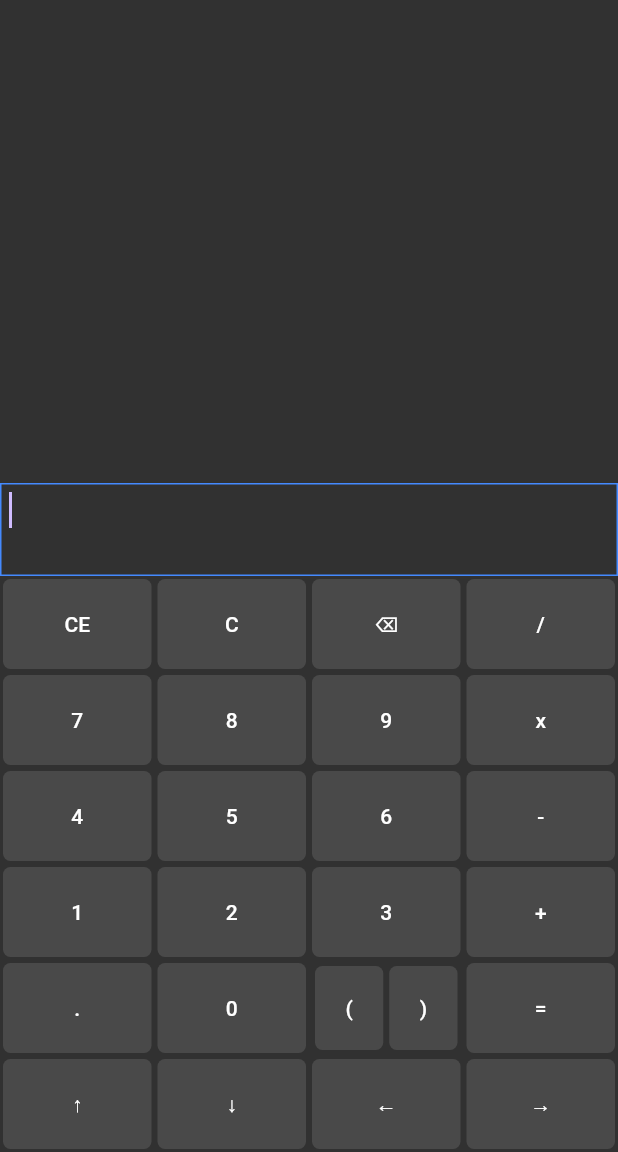
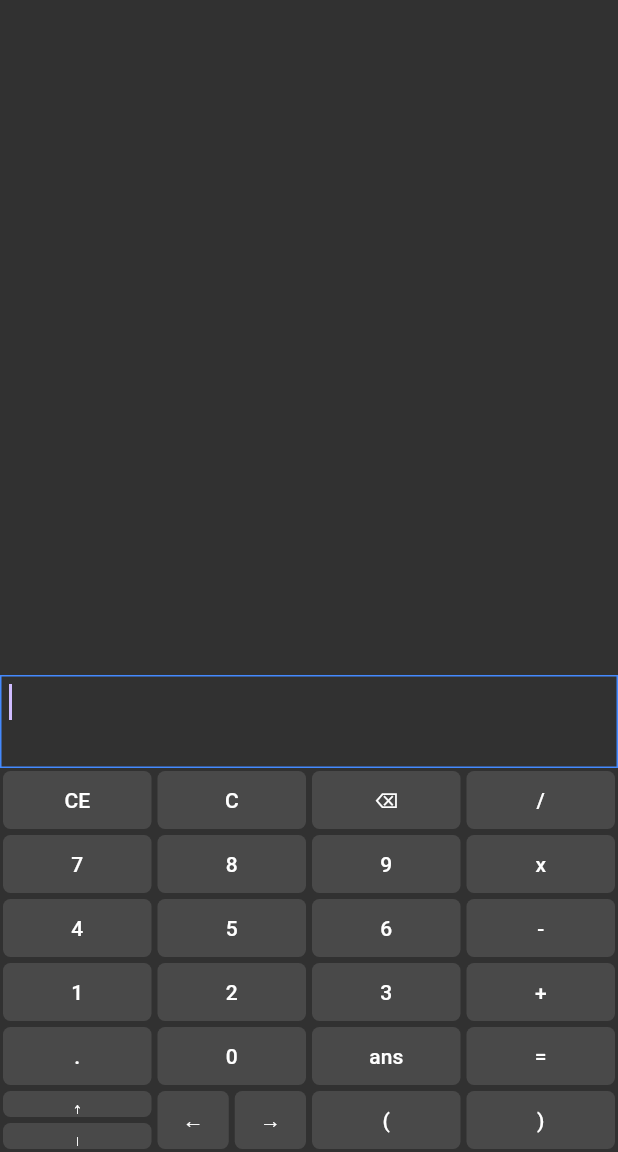
Before and after one commit to Marwans12/flutter-sample-calculator, a Flutter app: the screen it shows after launch, on a phone screen of 412 x 824 dp, the part 84-1236 px from its top. Run offline on Flutter 3.47's test engine with Material 3 defaults, Android fonts, the phone set to English and light mode, and no system bars; missing offline and left inert: expressions.

Commit message:
Impelement Answer Button With Live Update

```diff
--- a/lib/Structure/keys_area.dart
+++ b/lib/Structure/keys_area.dart
@@ -264,34 +264,12 @@ class KeysArea extends StatelessWidget {
               Expanded(
                 child: Padding(
                   padding: const EdgeInsets.all(2.0),
-                  child: Row(
-                    crossAxisAlignment: CrossAxisAlignment.stretch,
-                    children: [
-                      Expanded(
-                        child: Padding(
-                          padding: const EdgeInsets.all(2.0),
-                          child: KeyButton(
-                            callback: (keyValue) {
-                              data.enterInput(keyValue);
-                            },
-                            keyValue: "(",
-                            child: const Text("("),
-                          ),
-                        ),
-                      ),
-                      Expanded(
-                        child: Padding(
-                          padding: const EdgeInsets.all(2.0),
-                          child: KeyButton(
-                            callback: (keyValue) {
-                              data.enterInput(keyValue);
-                            },
-                            keyValue: ")",
-                            child: const Text(")"),
-                          ),
-                        ),
-                      ),
-                    ],
+                  child: KeyButton(
+                    callback: (keyValue) {
+                      data.enterInput(keyValue);
+                    },
+                    keyValue: "a",
+                    child: const Text("ans"),
                   ),
                 ),
               ),
@@ -315,14 +293,74 @@ class KeysArea extends StatelessWidget {
             crossAxisAlignment: CrossAxisAlignment.stretch,
             children: [
               Expanded(
+                child: Column(
+                  children: [
+                    Expanded(
+                      child: Padding(
+                        padding: const EdgeInsets.all(2.0),
+                        child: KeyButton(
+                          callback: (keyValue) {
+                            data.moveFocus(keyValue);
+                          },
+                          keyValue: "up",
+                          child: const Text("↑"),
+                        ),
+                      ),
+                    ),
+                    Expanded(
+                      child: Padding(
+                        padding: const EdgeInsets.all(2.0),
+                        child: KeyButton(
+                          callback: (keyValue) {
+                            data.moveFocus(keyValue);
+                          },
+                          keyValue: "down",
+                          child: const Text("↓"),
+                        ),
+                      ),
+                    ),
+                  ],
+                ),
+              ),
+              Expanded(
+                child: Row(
+                  children: [
+                    Expanded(
+                      child: Padding(
+                        padding: const EdgeInsets.all(2.0),
+                        child: KeyButton(
+                          callback: (keyValue) {
+                            data.moveCursor(keyValue);
+                          },
+                          keyValue: "left",
+                          child: const Text("←"),
+                        ),
+                      ),
+                    ),
+                    Expanded(
+                      child: Padding(
+                        padding: const EdgeInsets.all(2.0),
+                        child: KeyButton(
+                          callback: (keyValue) {
+                            data.moveCursor(keyValue);
+                          },
+                          keyValue: "right",
+                          child: const Text("→"),
+                        ),
+                      ),
+                    ),
+                  ],
+                ),
+              ),
+              Expanded(
                 child: Padding(
                   padding: const EdgeInsets.all(2.0),
                   child: KeyButton(
                     callback: (keyValue) {
-                      data.moveFocus(keyValue);
+                      data.enterInput(keyValue);
                     },
-                    keyValue: "up",
-                    child: const Text("↑"),
+                    keyValue: "(",
+                    child: const Text("("),
                   ),
                 ),
               ),
@@ -331,34 +369,10 @@ class KeysArea extends StatelessWidget {
                   padding: const EdgeInsets.all(2.0),
                   child: KeyButton(
                     callback: (keyValue) {
-                      data.moveFocus(keyValue);
+                      data.enterInput(keyValue);
                     },
-                    keyValue: "down",
-                    child: const Text("↓"),
-                  ),
-                ),
-              ),
-              Expanded(
-                child: Padding(
-                  padding: const EdgeInsets.all(2.0),
-                  child: KeyButton(
-                    callback: (keyValue) {
-                      data.moveCursor(keyValue);
-                    },
-                    keyValue: "left",
-                    child: const Text("←"),
-                  ),
-                ),
-              ),
-              Expanded(
-                child: Padding(
-                  padding: const EdgeInsets.all(2.0),
-                  child: KeyButton(
-                    callback: (keyValue) {
-                      data.moveCursor(keyValue);
-                    },
-                    keyValue: "right",
-                    child: const Text("→"),
+                    keyValue: ")",
+                    child: const Text(")"),
                   ),
                 ),
               ),
--- a/lib/components/calculation_unit.dart
+++ b/lib/components/calculation_unit.dart
@@ -45,7 +45,7 @@ class _CalculationUnitState extends State<CalculationUnit> {
         provider.lastSelectionExtent = widget.controller.selection.extentOffset;
       }
     });
-    widget.focusNode.onKeyEvent = (var node, var event) {
+        widget.focusNode.onKeyEvent = (var node, var event) {
       if (event is KeyDownEvent) {
         var provider = context.read<Calculations>();
         switch (event.logicalKey) {
@@ -65,15 +65,10 @@ class _CalculationUnitState extends State<CalculationUnit> {
       }
       return KeyEventResult.ignored;
     };
-
     widget.controller.addListener(() {
       var provider = context.read<Calculations>();
       provider.lastSelectionBase = widget.controller.selection.baseOffset;
       provider.lastSelectionExtent = widget.controller.selection.extentOffset;
-
-      setState(() {
-        calculation = widget.controller.text;
-      });
     });
     SchedulerBinding.instance.addPostFrameCallback((_) {
       widget.focusNode.requestFocus();
@@ -81,33 +76,26 @@ class _CalculationUnitState extends State<CalculationUnit> {
   }
 
   @override
-  void dispose() {
-    super.dispose();
-  }
-
-  @override
   Widget build(BuildContext context) {
-    var unit = context.select((Calculations calcs) => calcs.lastFocusedUnit);
-    Border? border;
-    if (unit == widget) {
+    var focusedUnit =
+        context.select((Calculations calcs) => calcs.lastFocusedUnit);
+    var rawResult = context.select((Calculations calcs) =>
+        calcs.results[calcs.calculationHistory.indexOf(widget)]);
+    Border border;
+    if (focusedUnit == widget) {
       border = Border.all(width: 1, color: Colors.blueAccent);
     } else {
       border = Border.all(width: 1, color: Colors.black);
     }
 
-    if (calculation.isNotEmpty) {
-      try {
-        var expression = Expression.parse(calculation);
-        calcResult = evaluator.eval(expression, {});
-        calcResult == null
-            ? result = error
-            : result = SelectableText("= $calcResult");
-      } catch (e) {
-        result = error;
-      }
+    if (rawResult == null) {
+      result = error;
+    } else if (rawResult == "") {
+      result = emptyResult;
     } else {
-      result = emptyResult;
+      result = SelectableText("= $rawResult");
     }
+
     return Container(
       decoration: BoxDecoration(border: border),
       padding: const EdgeInsets.all(5),
--- a/lib/main.dart
+++ b/lib/main.dart
@@ -16,14 +16,19 @@ class MainApp extends StatelessWidget {
     return MaterialApp(
         theme: ThemeData.dark(),
         home: Scaffold(
-          appBar: AppBar(title: const Text("Calculator"),),
+            appBar: AppBar(
+              title: const Text("Calculator"),
+            ),
             body: Container(
               color: const Color.fromARGB(255, 49, 49, 49),
               child: Center(
                   child: ChangeNotifierProvider(
                 create: (context) => Calculations(),
                 child: const Column(children: [
-              Expanded(child: TypingArea()),
+                  Expanded(
+                    flex: 2,
+                    child: TypingArea(),
+                  ),
                   Expanded(child: KeysArea()),
                 ]),
               )),
```
Also changed, not shown: lib/calculations_provider.dart (+52 -15 lines). Lines whose indentation alone changed are shown as unchanged.
